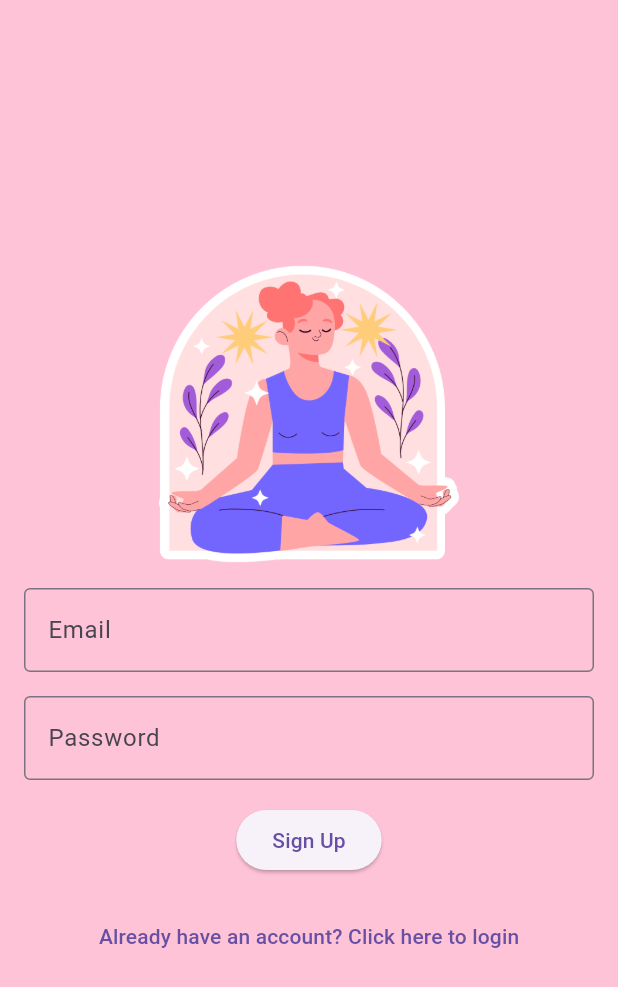
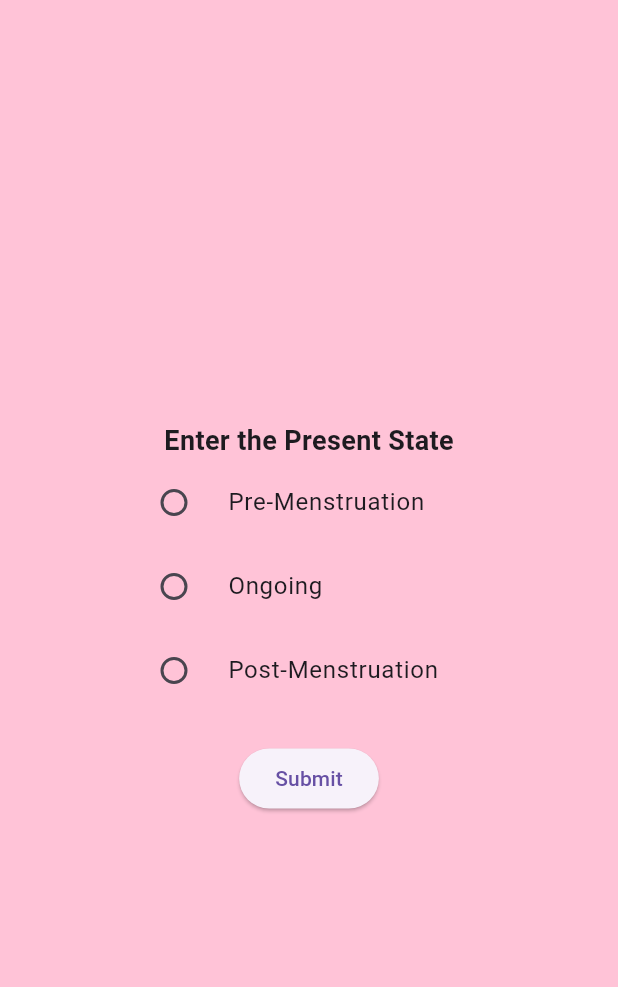
Before and after one commit to aryas006/Medical-App, a Flutter app: the SignUp screen opened directly, after a tap on "Sign Up", on a phone screen of 412 x 824 dp. Shown: the top 987 px of the screen. Run offline on Flutter 3.47's test engine with Material 3 defaults, Android fonts, the phone set to English and light mode, and no system bars.

Commit message:
survey page added

```diff
--- a/lib/pages/SignUp.dart
+++ b/lib/pages/SignUp.dart
@@ -1,4 +1,5 @@
 import 'package:flutter/material.dart';
+import 'package:test_app/pages/Survey.dart';
 import 'package:test_app/pages/login.dart';
 
 void main() {
@@ -43,7 +44,10 @@ class SignUp extends StatelessWidget {
               const SizedBox(height: 16.0),
               ElevatedButton(
                 onPressed: () {
-                  // Add your signup logic here
+               Navigator.push(
+                    context,
+                    MaterialPageRoute(builder: (context) => SurveyPage()),
+                  );
                 },
                 child: const Text('Sign Up'),
               ),
--- /dev/null
+++ b/lib/pages/Survey.dart
@@ -0,0 +1,116 @@
+import 'package:flutter/material.dart';
+
+class SurveyPage extends StatefulWidget {
+  @override
+  _SurveyPageState createState() => _SurveyPageState();
+}
+
+class _SurveyPageState extends State<SurveyPage> {
+  String? _selectedOption;
+
+  @override
+  Widget build(BuildContext context) {
+    return Scaffold(
+      backgroundColor: const Color.fromARGB(255, 255, 195, 215),
+      body: Center( // Center widget added here
+        child: Padding(
+    padding: const EdgeInsets.all(80.0),
+          child: Column(
+                mainAxisAlignment: MainAxisAlignment.center,
+            crossAxisAlignment: CrossAxisAlignment.center,
+
+            children: <Widget>[
+              const Text(
+
+                'Enter the Present State',
+                style: TextStyle(fontSize: 18.0, fontWeight: FontWeight.bold),
+                textAlign: TextAlign.start ,
+
+              ),
+              RadioListTile<String>(
+                title: const Text('Pre-Menstruation'),
+                value: 'Option 1',
+                groupValue: _selectedOption,
+                onChanged: (String? value) {
+                  setState(() {
+                    _selectedOption = value;
+                  });
+                },
+              ),
+              RadioListTile<String>(
+                title: const Text('Ongoing'),
+                value: 'Option 2',
+                groupValue: _selectedOption,
+                onChanged: (String? value) {
+                  setState(() {
+                    _selectedOption = value;
+                  });
+                },
+              ),
+              RadioListTile<String>(
+                title: const Text('Post-Menstruation'),
+                value: 'Option 3',
+                groupValue: _selectedOption,
+                onChanged: (String? value) {
+                  setState(() {
+                    _selectedOption = value;
+                  });
+                },
+              ),
+              const SizedBox(height: 20.0),
+              ElevatedButton(
+                onPressed: () {
+                  if (_selectedOption != null) {
+                    showDialog(
+                      context: context,
+                      builder: (BuildContext context) {
+                        return AlertDialog(
+                          title: const Text('Survey Result'),
+                          content: Text('You selected: $_selectedOption'),
+                          actions: <Widget>[
+                            TextButton(
+                              onPressed: () {
+                                Navigator.of(context).pop();
+                              },
+                              child: const Text('Close'),
+                            ),
+                          ],
+                        );
+                      },
+                    );
+                  } else {
+                    showDialog(
+                      context: context,
+                      builder: (BuildContext context) {
+                        return AlertDialog(
+                          title: const Text('Error'),
+                          content: const Text('Please select an option.'),
+                          actions: <Widget>[
+                            TextButton(
+                              onPressed: () {
+                                Navigator.of(context).pop();
+                              },
+                              child: const Text('Close'),
+                            ),
+                          ],
+                        );
+                      },
+                    );
+                  }
+                },
+                child: const Text('Submit'),
+              ),
+            ],
+          ),
+        ),
+      ),
+    );
+  }
+}
+
+void main() {
+  runApp(MaterialApp(
+    title: 'Survey App',
+    home: SurveyPage(),
+  ));
+}
```
Also changed, not shown: lib/pages/Login.dart (+9 -6 lines).
